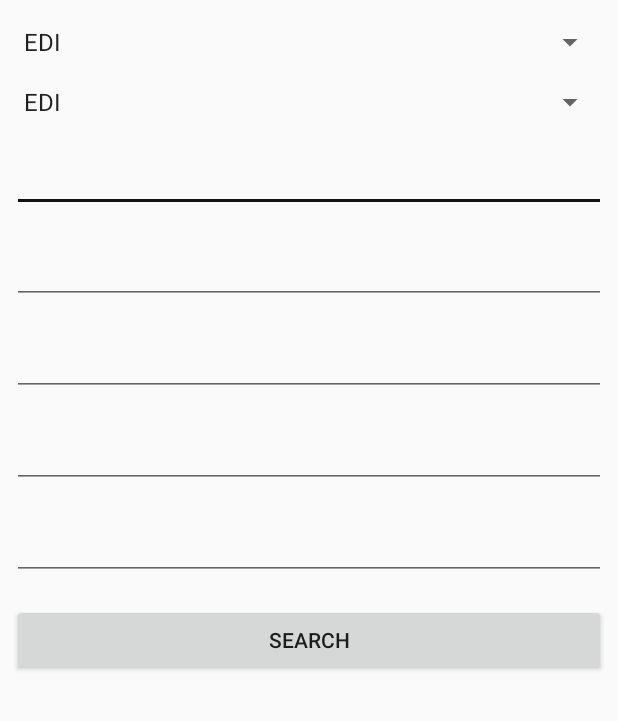
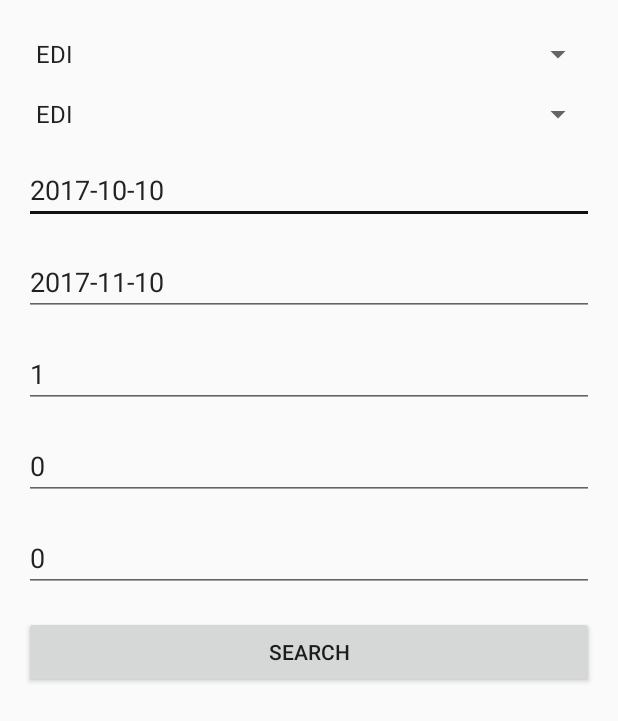
Before and after one commit to SammyJankis/FlightSearch, an Android app: the screen it shows after launch (SearchActivity), on a phone screen of 412 x 824 dp. Shown: the top 721 px of the screen. Run offline under Robolectric (Android 15) with nearby library versions, the phone set to English and light mode, and no system bars; our stand-ins replace ButterKnife, Dagger/Hilt's generated code, RxJava; libraries missing offline, so code that uses them is left out: com.jakewharton.retrofit2; 3 statements that could not run were skipped.

Commit message:
Adapted layout to new res

```diff
--- a/app/src/main/res/layout/activity_search.xml
+++ b/app/src/main/res/layout/activity_search.xml
@@ -2,68 +2,73 @@
 <LinearLayout xmlns:android="http://schemas.android.com/apk/res/android"
     android:layout_width="match_parent"
     android:layout_height="match_parent"
-    android:layout_margin="@dimen/margin_low"
+    android:layout_margin="@dimen/material_screen_edge"
     android:orientation="vertical">
 
     <Spinner
         android:id="@+id/sp_origin"
         android:layout_width="match_parent"
         android:layout_height="wrap_content"
-        android:layout_marginBottom="@dimen/margin_med"
-        android:layout_marginTop="@dimen/margin_med" />
+        android:layout_marginBottom="@dimen/material_space_between_content_areas"
+        android:layout_marginTop="@dimen/material_space_between_content_areas" />
 
     <Spinner
         android:id="@+id/sp_destination"
         android:layout_width="match_parent"
         android:layout_height="wrap_content"
-        android:layout_marginBottom="@dimen/margin_med"
-        android:layout_marginTop="@dimen/margin_med" />
+        android:layout_marginBottom="@dimen/material_space_between_content_areas"
+        android:layout_marginTop="@dimen/material_space_between_content_areas" />
 
     <EditText
         android:id="@+id/et_outbound"
         android:layout_width="match_parent"
         android:layout_height="wrap_content"
-        android:layout_marginBottom="@dimen/margin_med"
-        android:layout_marginTop="@dimen/margin_med"
-        android:clickable="true" />
+        android:layout_marginBottom="@dimen/material_space_between_content_areas"
+        android:layout_marginTop="@dimen/material_space_between_content_areas"
+        android:clickable="true"
+        android:text="2017-10-10" />
 
     <EditText
         android:id="@+id/et_inbound"
         android:layout_width="match_parent"
         android:layout_height="wrap_content"
-        android:layout_marginBottom="@dimen/margin_med"
-        android:layout_marginTop="@dimen/margin_med"
-        android:clickable="true" />
+        android:layout_marginBottom="@dimen/material_space_between_content_areas"
+        android:layout_marginTop="@dimen/material_space_between_content_areas"
+        android:clickable="true"
+        android:text="2017-11-10" />
 
     <EditText
         android:id="@+id/et_adults"
         android:layout_width="match_parent"
         android:layout_height="wrap_content"
-        android:layout_marginBottom="@dimen/margin_med"
-        android:layout_marginTop="@dimen/margin_med"
-        android:inputType="number" />
+        android:layout_marginBottom="@dimen/material_space_between_content_areas"
+        android:layout_marginTop="@dimen/material_space_between_content_areas"
+        android:inputType="number"
+        android:text="1" />
 
     <EditText
         android:id="@+id/et_children"
         android:layout_width="match_parent"
         android:layout_height="wrap_content"
-        android:layout_marginBottom="@dimen/margin_med"
-        android:layout_marginTop="@dimen/margin_med"
-        android:inputType="number" />
+        android:layout_marginBottom="@dimen/material_space_between_content_areas"
+        android:layout_marginTop="@dimen/material_space_between_content_areas"
+        android:inputType="number"
+        android:text="0" />
 
     <EditText
         android:id="@+id/et_infants"
         android:layout_width="match_parent"
         android:layout_height="wrap_content"
-        android:layout_marginBottom="@dimen/margin_med"
-        android:layout_marginTop="@dimen/margin_med"
-        android:inputType="number" />
+        android:layout_marginBottom="@dimen/material_space_between_content_areas"
+        android:layout_marginTop="@dimen/material_space_between_content_areas"
+        android:inputType="number"
+        android:text="0" />
 
     <Button
         android:id="@+id/btn_search"
         android:layout_width="match_parent"
         android:layout_height="wrap_content"
-        android:layout_marginBottom="@dimen/margin_med"
-        android:layout_marginTop="@dimen/margin_med"
+        android:layout_marginBottom="@dimen/material_space_between_content_areas"
+        android:layout_marginTop="@dimen/material_space_between_content_areas"
         android:text="@string/search" />
 </LinearLayout>
```
